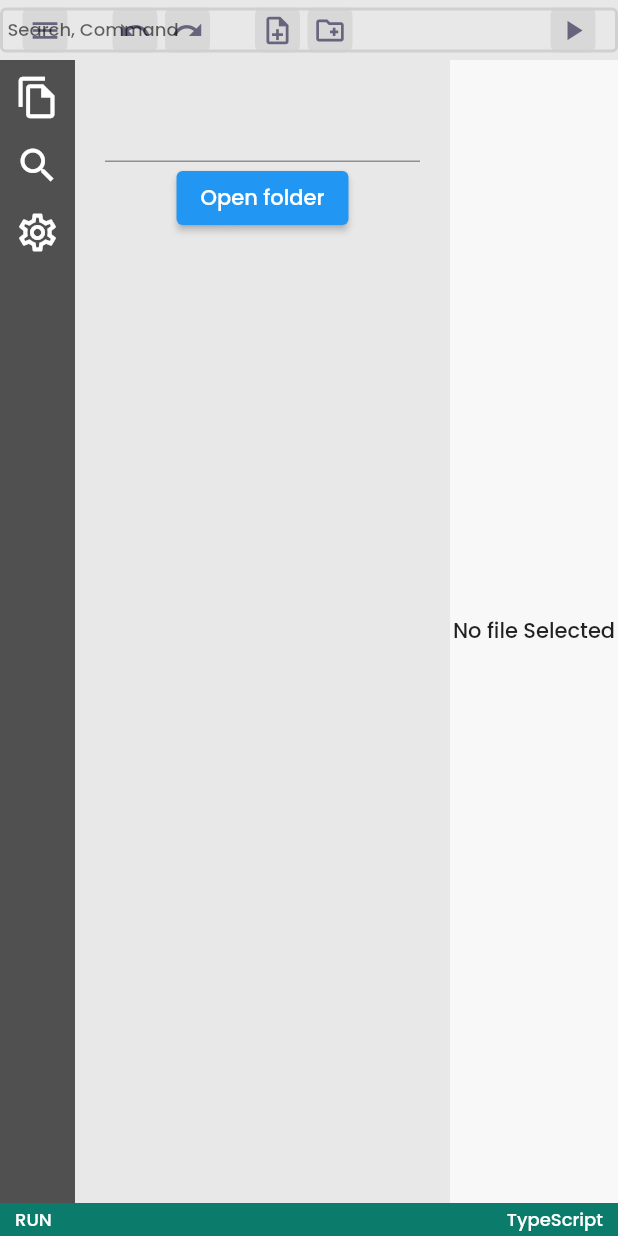
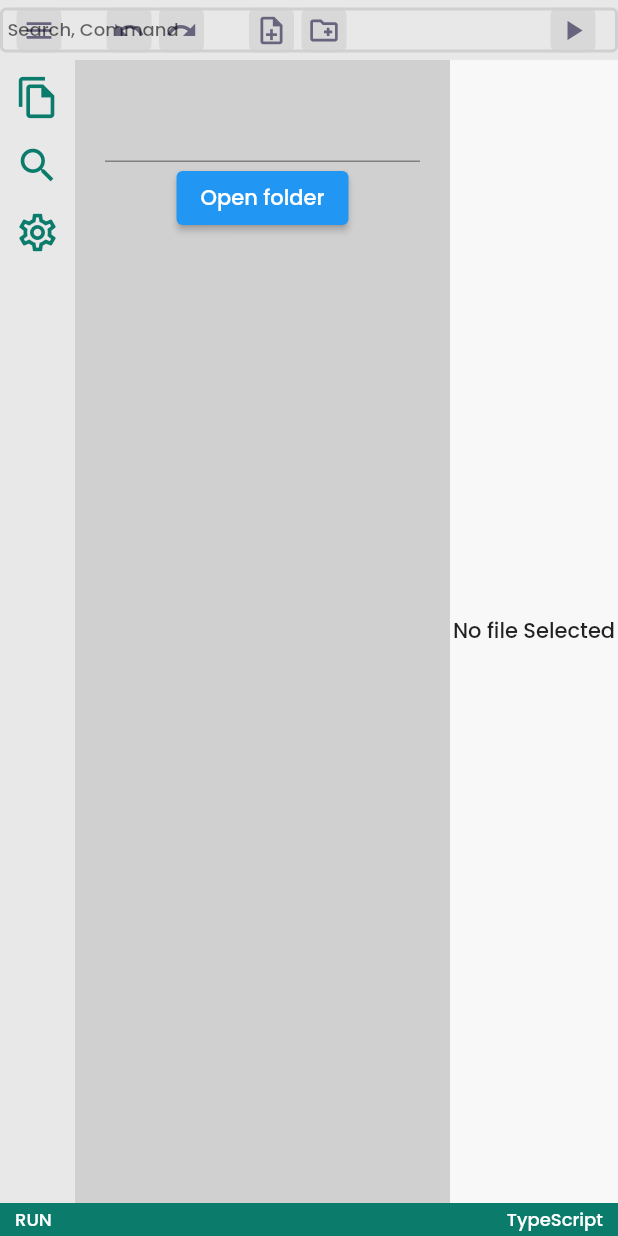
Before and after one commit to xdynamite-editor/xdynamite, a Flutter app: the screen it shows after launch, on a phone screen of 412 x 824 dp. Run offline on Flutter 3.47's test engine with Material 2 defaults, Android fonts, the phone set to English and light mode, and no system bars; our stand-ins replace bloc, file_picker, flutter_bloc, freezed_annotation; missing offline and left inert: file_selector, fluent_ui.

Commit message:
fix : side panel menu colors

```diff
--- a/lib/ui/action_bar/action_bar.dart
+++ b/lib/ui/action_bar/action_bar.dart
@@ -24,9 +24,7 @@ class ActionBar extends StatelessWidget {
             children: [
               Row(
                 children: [
-                  SizedBox(
-                    width: 10,
-                  ),
+                  SpacerX(6),
                   CustomIconButton(
                     icon: Icons.menu,
                     bgColor: lightColor4,
--- a/lib/ui/side_panel/widgets/active_panel.dart
+++ b/lib/ui/side_panel/widgets/active_panel.dart
@@ -11,7 +11,7 @@ class ActivePanel extends StatelessWidget {
   @override
   Widget build(BuildContext context) {
     return Container(
-      color: lightColor3,
+      color: lightColor5,
       child: FileBrowser(),
     );
   }
--- a/lib/ui/side_panel/widgets/side_panel_menu.dart
+++ b/lib/ui/side_panel/widgets/side_panel_menu.dart
@@ -11,7 +11,7 @@ class SidePanelMenu extends StatelessWidget {
   Widget build(BuildContext context) {
     return Container(
       padding: EdgeInsets.all(5),
-      color: lightColor7,
+      color: lightColor3,
       child: Column(
         children: [
           SidePanelMenuItem(icon: Icons.file_copy_outlined),
--- a/lib/ui/side_panel/widgets/side_panel_menu_item.dart
+++ b/lib/ui/side_panel/widgets/side_panel_menu_item.dart
@@ -11,9 +11,9 @@ class SidePanelMenuItem extends StatelessWidget {
   Widget build(BuildContext context) {
     return CustomIconButton(
       icon: icon,
-      iconColor: clrWhite,
-      bgColor: lightColor7,
-      hoverColor: primaryAccentColor,
+      iconColor: primaryAccentColor,
+      bgColor: lightColor3,
+      hoverColor: lightColor5,
       size: 30,
       padding: 5,
       borderRadius: 5,
```
